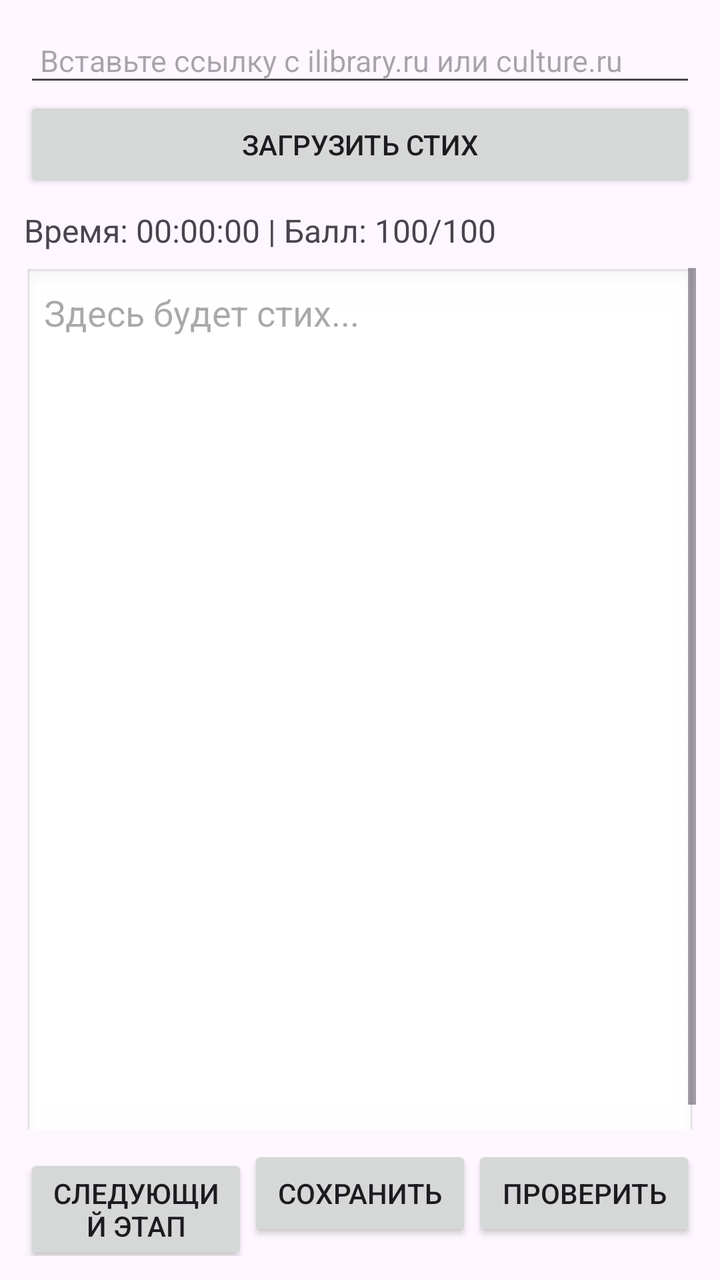
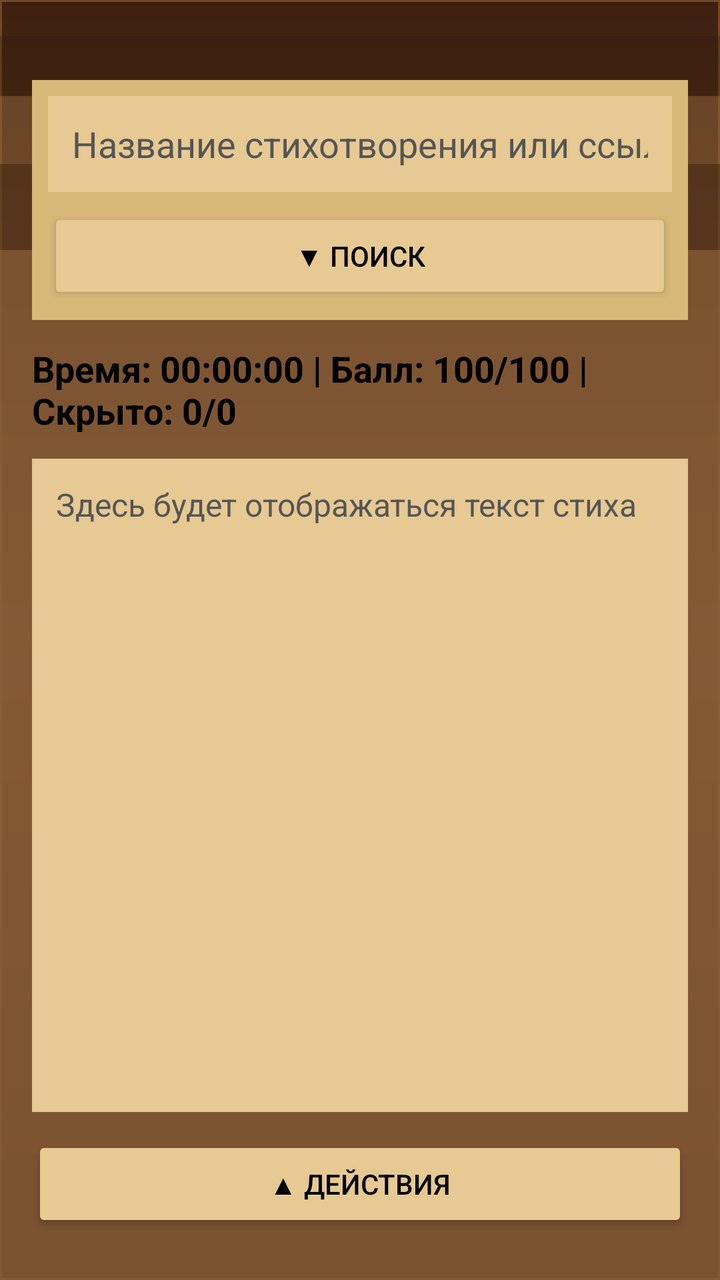

Before-and-after screenshots of an Android layout around one commit, followed by the original layout XML and the change that was made.
<!-- AndroidManifest.xml: application theme Theme.MyApplication -->
<!-- res/layout/activity_main.xml -->
<?xml version="1.0" encoding="utf-8"?>
<LinearLayout xmlns:android="http://schemas.android.com/apk/res/android"
    android:id="@+id/mainRoot"
    android:layout_width="match_parent"
    android:layout_height="match_parent"
    android:orientation="vertical"
    android:padding="12dp">

    <LinearLayout
        android:id="@+id/urlPanel"
        android:layout_width="match_parent"
        android:layout_height="wrap_content"
        android:orientation="vertical"
        android:paddingBottom="8dp">

        <EditText
            android:id="@+id/urlEditText"
            android:layout_width="match_parent"
            android:layout_height="wrap_content"
            android:hint="Вставьте ссылку с ilibrary.ru или culture.ru"
            android:inputType="textUri"
            android:singleLine="true"
            android:textSize="15sp"
            android:padding="8dp" />

        <Button
            android:id="@+id/loadInternetButton"
            android:layout_width="match_parent"
            android:layout_height="wrap_content"
            android:text="Загрузить стих" />

    </LinearLayout>

    <TextView
        android:id="@+id/timerScoreTextView"
        android:layout_width="match_parent"
        android:layout_height="wrap_content"
        android:text="Время: 00:00:00 | Балл: 100/100"
        android:textSize="16sp"
        android:paddingBottom="8dp" />

    <ScrollView
        android:id="@+id/poemScrollView"
        android:layout_width="match_parent"
        android:layout_height="0dp"
        android:layout_weight="1"
        android:fillViewport="true">

        <EditText
            android:id="@+id/poemEditText"
            android:layout_width="match_parent"
            android:layout_height="wrap_content"
            android:gravity="top|start"
            android:minLines="20"
            android:textSize="18sp"
            android:inputType="textMultiLine|textNoSuggestions"
            android:singleLine="false"
            android:overScrollMode="always"
            android:background="@android:drawable/edit_text"
            android:padding="10dp"
            android:hint="Здесь будет стих..." />

    </ScrollView>

    <LinearLayout
        android:id="@+id/bottomButtonsLayout"
        android:layout_width="match_parent"
        android:layout_height="wrap_content"
        android:orientation="horizontal"
        android:paddingTop="8dp">

        <Button
            android:id="@+id/nextStageButton"
            android:layout_width="0dp"
            android:layout_height="wrap_content"
            android:layout_weight="1"
            android:text="Следующий этап" />

        <Button
            android:id="@+id/saveButton"
            android:layout_width="0dp"
            android:layout_height="wrap_content"
            android:layout_weight="1"
            android:text="Сохранить" />

        <Button
            android:id="@+id/checkButton"
            android:layout_width="0dp"
            android:layout_height="wrap_content"
            android:layout_weight="1"
            android:text="Проверить" />

    </LinearLayout>

</LinearLayout>
<!-- resources referenced by this layout -->
<resources>
  <style name="Theme.MyApplication" parent="Base.Theme.MyApplication" />
  <style name="Base.Theme.MyApplication" parent="Theme.Material3.DayNight.NoActionBar">
          
          
      </style>
</resources>

<!-- the commit's change to res/layout/activity_main.xml (unified diff, before → after) -->
@@ -1,33 +1,45 @@
-<?xml version="1.0" encoding="utf-8"?>
 <LinearLayout xmlns:android="http://schemas.android.com/apk/res/android"
-    android:id="@+id/mainRoot"
+    xmlns:tools="http://schemas.android.com/tools"
     android:layout_width="match_parent"
     android:layout_height="match_parent"
     android:orientation="vertical"
-    android:padding="12dp">
+    android:paddingLeft="16dp"
+    android:paddingRight="16dp"
+    android:paddingTop="40dp"
+    android:paddingBottom="24dp"
+    android:background="@drawable/wood_background"
+    tools:context=".MainActivity">
 
     <LinearLayout
         android:id="@+id/urlPanel"
         android:layout_width="match_parent"
         android:layout_height="wrap_content"
         android:orientation="vertical"
-        android:paddingBottom="8dp">
+        android:background="#D8B878"
+        android:padding="8dp"
+        android:layout_marginBottom="12dp">
 
         <EditText
             android:id="@+id/urlEditText"
             android:layout_width="match_parent"
-            android:layout_height="wrap_content"
-            android:hint="Вставьте ссылку с ilibrary.ru или culture.ru"
-            android:inputType="textUri"
+            android:layout_height="48dp"
+            android:hint="Название стихотворения или ссылка"
             android:singleLine="true"
-            android:textSize="15sp"
-            android:padding="8dp" />
+            android:textColor="#000000"
+            android:textColorHint="#555555"
+            android:background="#E6C993"
+            android:backgroundTint="#E6C993"
+            android:paddingLeft="12dp"
+            android:paddingRight="12dp" />
 
         <Button
-            android:id="@+id/loadInternetButton"
+            android:id="@+id/searchMenuButton"
             android:layout_width="match_parent"
-            android:layout_height="wrap_content"
-            android:text="Загрузить стих" />
+            android:layout_height="48dp"
+            android:text="▼ Поиск"
+            android:textColor="#000000"
+            android:backgroundTint="#E6C993"
+            android:layout_marginTop="8dp" />
 
     </LinearLayout>
 
@@ -35,61 +47,44 @@
         android:id="@+id/timerScoreTextView"
         android:layout_width="match_parent"
         android:layout_height="wrap_content"
-        android:text="Время: 00:00:00 | Балл: 100/100"
-        android:textSize="16sp"
-        android:paddingBottom="8dp" />
+        android:text="Время: 00:00:00 | Балл: 100/100 | Скрыто: 0/0"
+        android:textSize="18sp"
+        android:textStyle="bold"
+        android:textColor="#000000"
+        android:layout_marginBottom="12dp" />
 
     <ScrollView
         android:id="@+id/poemScrollView"
         android:layout_width="match_parent"
         android:layout_height="0dp"
         android:layout_weight="1"
+        android:layout_marginBottom="12dp"
+        android:background="#E6C993"
         android:fillViewport="true">
 
         <EditText
             android:id="@+id/poemEditText"
             android:layout_width="match_parent"
             android:layout_height="wrap_content"
+            android:background="#E6C993"
+            android:backgroundTint="#E6C993"
             android:gravity="top|start"
-            android:minLines="20"
-            android:textSize="18sp"
-            android:inputType="textMultiLine|textNoSuggestions"
-            android:singleLine="false"
-            android:overScrollMode="always"
-            android:background="@android:drawable/edit_text"
-            android:padding="10dp"
-            android:hint="Здесь будет стих..." />
+            android:hint="Здесь будет отображаться текст стиха"
+            android:textColorHint="#555555"
+            android:textColor="#000000"
+            android:inputType="textMultiLine|textCapSentences"
+            android:minHeight="150dp"
+            android:padding="12dp"
+            android:textSize="16sp" />
 
     </ScrollView>
 
-    <LinearLayout
-        android:id="@+id/bottomButtonsLayout"
+    <Button
+        android:id="@+id/actionsMenuButton"
         android:layout_width="match_parent"
-        android:layout_height="wrap_content"
-        android:orientation="horizontal"
-        android:paddingTop="8dp">
-
-        <Button
-            android:id="@+id/nextStageButton"
-            android:layout_width="0dp"
-            android:layout_height="wrap_content"
-            android:layout_weight="1"
-            android:text="Следующий этап" />
-
-        <Button
-            android:id="@+id/saveButton"
-            android:layout_width="0dp"
-            android:layout_height="wrap_content"
-            android:layout_weight="1"
-            android:text="Сохранить" />
-
-        <Button
-            android:id="@+id/checkButton"
-            android:layout_width="0dp"
-            android:layout_height="wrap_content"
-            android:layout_weight="1"
-            android:text="Проверить" />
-
-    </LinearLayout>
+        android:layout_height="48dp"
+        android:text="▲ Действия"
+        android:textColor="#000000"
+        android:backgroundTint="#E6C993" />
 
 </LinearLayout>
<!-- resource entries referenced after the edit -->
@@ -1,5 +1,56 @@
 <!-- resources referenced by this layout -->
 <resources>
+  <!-- drawable wood_background (drawable) -->
+  <layer-list xmlns:android="http://schemas.android.com/apk/res/android">
+  
+      <item>
+          <shape android:shape="rectangle">
+              <gradient
+                  android:angle="90"
+                  android:startColor="#5A3218"
+                  android:centerColor="#8A552C"
+                  android:endColor="#3D200F" />
+          </shape>
+      </item>
+  
+      <item android:top="0dp">
+          <shape android:shape="rectangle">
+              <stroke
+                  android:width="1dp"
+                  android:color="#55D49A5C" />
+              <solid android:color="#00000000" />
+          </shape>
+      </item>
+  
+      <item android:top="18dp">
+          <shape android:shape="rectangle">
+              <size android:height="2dp" />
+              <solid android:color="#5530180A" />
+          </shape>
+      </item>
+  
+      <item android:top="48dp">
+          <shape android:shape="rectangle">
+              <size android:height="2dp" />
+              <solid android:color="#44D9A066" />
+          </shape>
+      </item>
+  
+      <item android:top="82dp">
+          <shape android:shape="rectangle">
+              <size android:height="2dp" />
+              <solid android:color="#6630180A" />
+          </shape>
+      </item>
+  
+      <item android:top="125dp">
+          <shape android:shape="rectangle">
+              <size android:height="2dp" />
+              <solid android:color="#44D9A066" />
+          </shape>
+      </item>
+  
+  </layer-list>
   <style name="Theme.MyApplication" parent="Base.Theme.MyApplication" />
   <style name="Base.Theme.MyApplication" parent="Theme.Material3.DayNight.NoActionBar">
           
